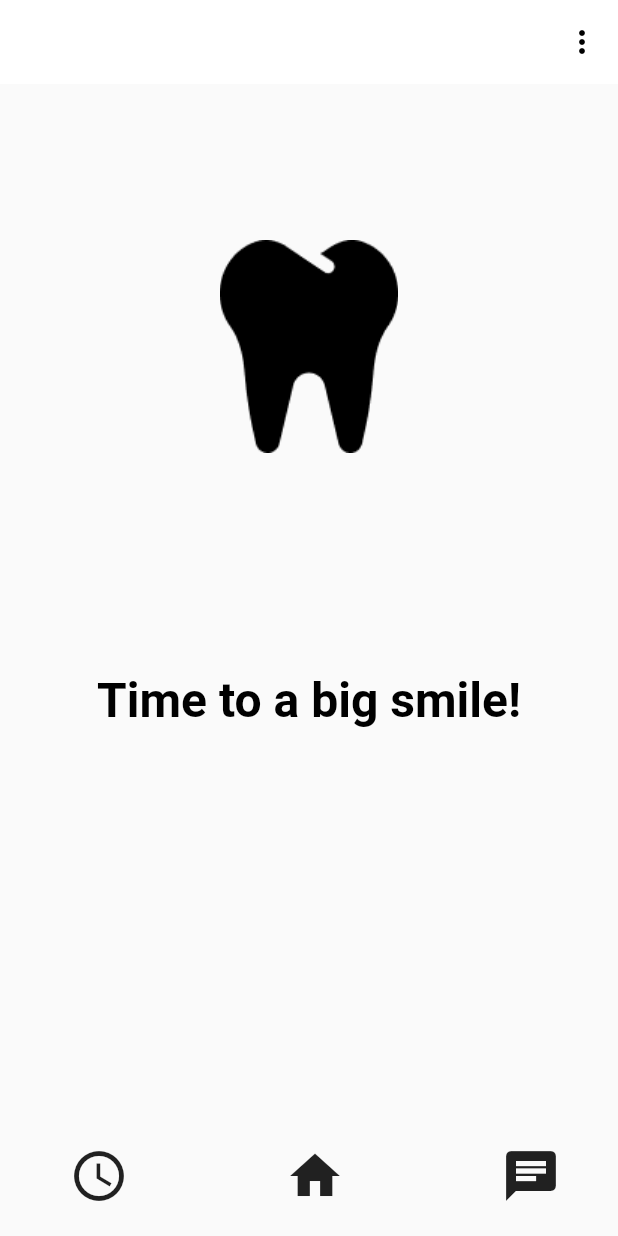
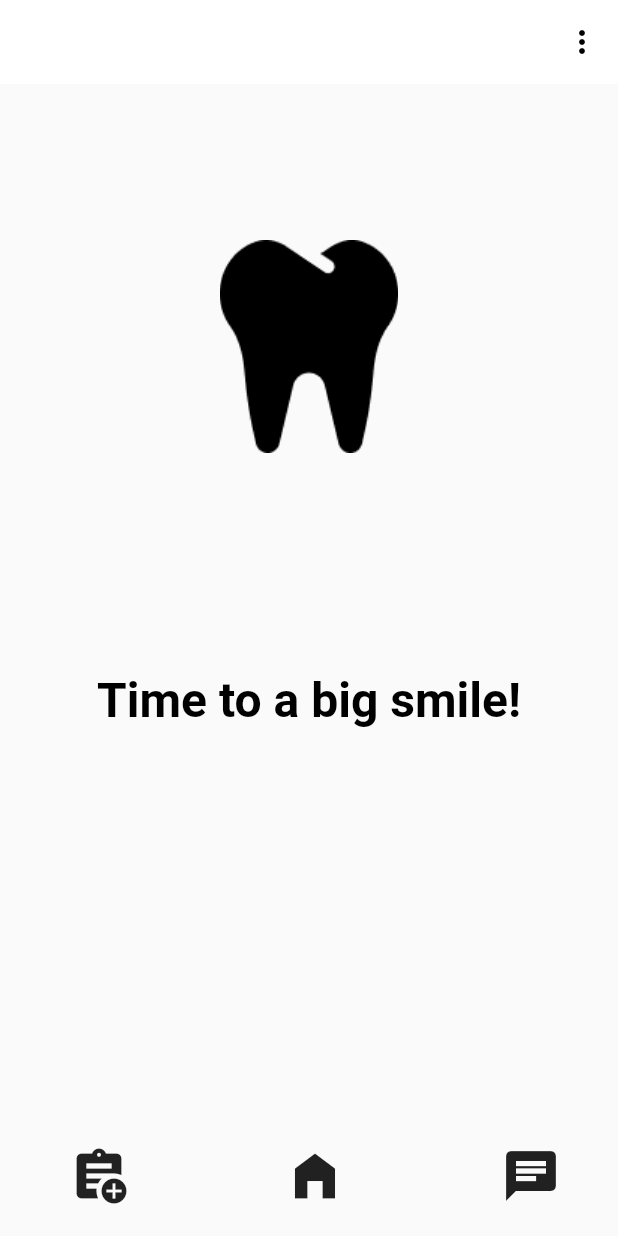
Before and after one commit to robertbusaru/flutter_framework_app_bachelors_degree_project, a Flutter app: the screen it shows once a user with an empty profile is signed in, on a phone screen of 412 x 824 dp. Run offline on Flutter 3.47's test engine with Material 2 defaults, Android fonts, the phone set to English and light mode, and no system bars; our stand-ins replace firebase_auth, firebase_core, google_fonts; accounts and stored records are empty.

Commit message:
little changes on home screen (icons)

```diff
--- a/lib/pages/home_page.dart
+++ b/lib/pages/home_page.dart
@@ -70,14 +70,17 @@ class HomePage extends StatelessWidget{
                   onPressed: () {
                     // Adăugați aici codul pentru a crea o programare la medic
                   },
-                  icon: const Icon(Icons.schedule, size: 40),
+                  icon: const Icon(Icons.assignment_add, size: 40),
                 ),
                 const SizedBox(width: 20),
                 IconButton(
                   onPressed: () {
-                    // Adăugați aici codul pentru a accesa pagina principală
+                    Navigator.push(
+                      context,
+                      MaterialPageRoute(builder: (context) => HomePage()),
+                    );
                   },
-                  icon: const Icon(Icons.home, size: 40),
+                  icon: const Icon(Icons.home_filled, size: 40),
                 ),
                 const SizedBox(width: 20),
                 IconButton(
```
